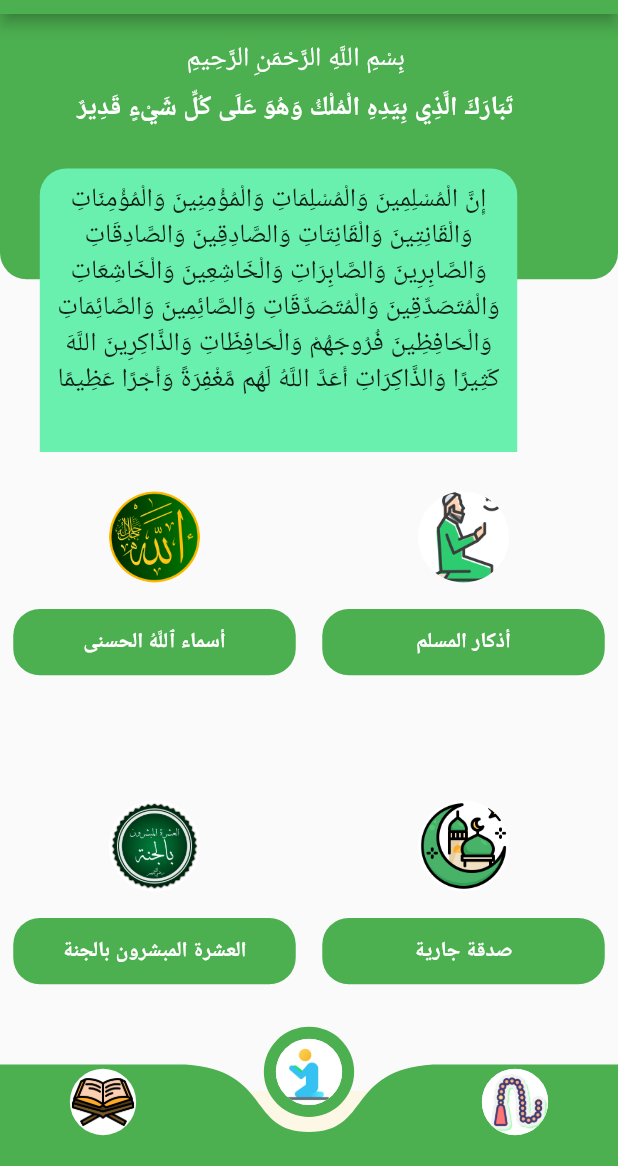
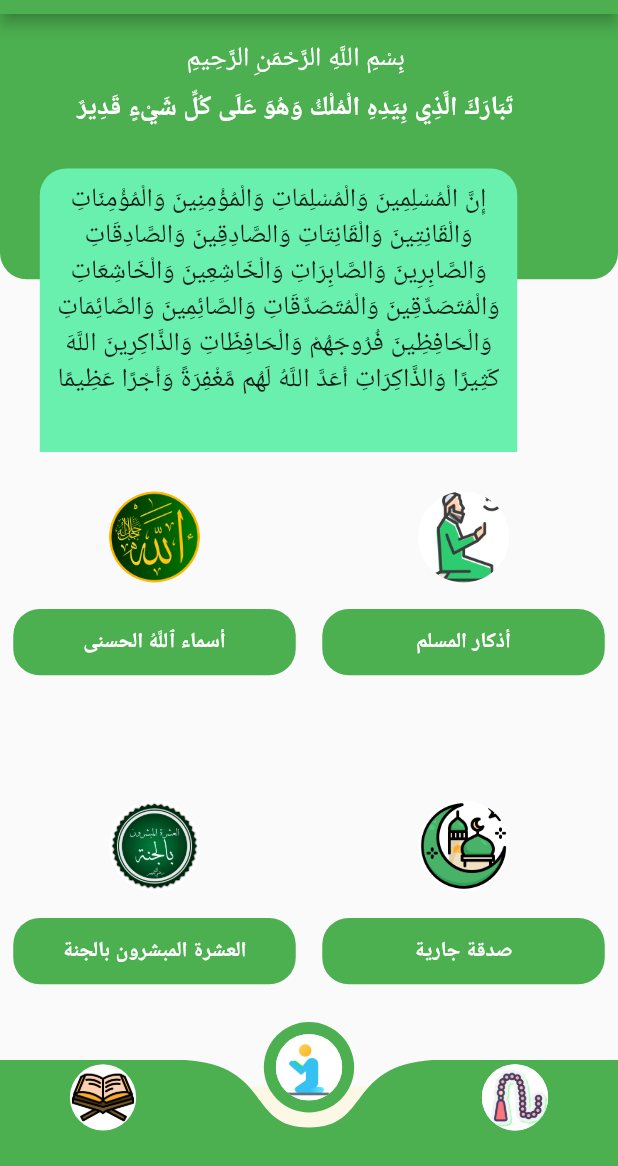
Before and after one commit to mohamedwagdy581/quran, a Flutter app: the screen it shows after launch, on a phone screen of 412 x 824 dp, the part 70-1236 px from its top. Run offline on Flutter 3.47's test engine with Material 2 defaults, Android fonts, the phone set to English and light mode, and no system bars; our stand-ins replace flutter_bloc, get, scrollable_positioned_list, share_plus, shared_preferences; missing offline and left inert: whatsapp_unilink.

```diff
--- a/lib/layout/home_layout.dart
+++ b/lib/layout/home_layout.dart
@@ -12,7 +12,8 @@ class HomeLayout extends StatelessWidget {
 
   @override
   Widget build(BuildContext context) {
-    final GlobalKey<CurvedNavigationBarState> _bottomNavigationKey = GlobalKey();
+    final GlobalKey<CurvedNavigationBarState> _bottomNavigationKey =
+        GlobalKey();
     return BlocProvider(
       create: (BuildContext context) => AppCubit(),
       child: BlocConsumer<AppCubit, AppStates>(
@@ -23,8 +24,10 @@ class HomeLayout extends StatelessWidget {
             drawer: const MyDrawer(),
             appBar: AppBar(
               centerTitle: true,
-              title: Text(cubit.appBarTitle[cubit.currentIndex], style: TextStyle(fontSize: Dimensions.font26),),
-
+              title: Text(
+                cubit.appBarTitle[cubit.currentIndex],
+                style: TextStyle(fontSize: Dimensions.font26),
+              ),
             ),
             body: cubit.screens[cubit.currentIndex],
             bottomNavigationBar: CurvedNavigationBar(
@@ -32,7 +35,7 @@ class HomeLayout extends StatelessWidget {
               index: 1,
               backgroundColor: Color.fromARGB(255, 253, 247, 230),
               color: Colors.green,
-            height: 50,
+              height: Dimensions.height30 * 2,
               animationDuration: const Duration(microseconds: 200),
               items: [
                 bottomNavItemIcon(
@@ -55,13 +58,13 @@ class HomeLayout extends StatelessWidget {
       ),
     );
   }
+
   Widget bottomNavItemIcon({
     required String icon,
   }) =>
       CircleAvatar(
         backgroundImage: AssetImage(icon),
         backgroundColor: Colors.white,
-        radius: Dimensions.radius10*5/2,
+        radius: Dimensions.radius10 * 5 / 2,
       );
-
 }
```
Also changed, not shown: 2 other files. Lines whose indentation alone changed are shown as unchanged.
